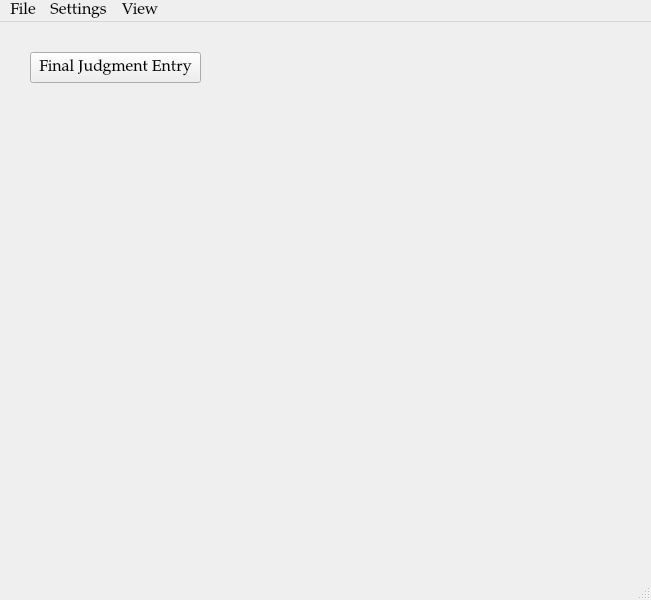
Qt form ui/MainWindow.ui (HunterProgram22/MuniEntry) before a commit.
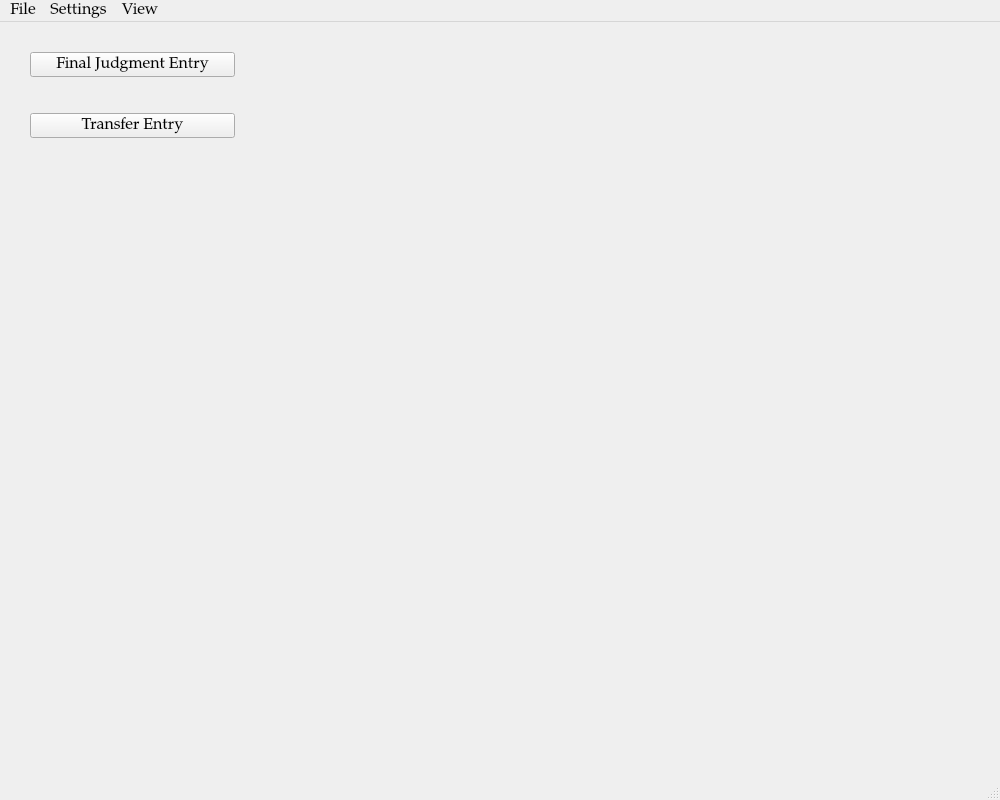
The same form after that commit.

```diff
--- a/ui/MainWindow.ui
+++ b/ui/MainWindow.ui
@@ -6,10 +6,16 @@
    <rect>
     <x>0</x>
     <y>0</y>
-    <width>651</width>
-    <height>600</height>
+    <width>1000</width>
+    <height>800</height>
    </rect>
   </property>
+  <property name="minimumSize">
+   <size>
+    <width>1000</width>
+    <height>800</height>
+   </size>
+  </property>
   <property name="font">
    <font>
     <family>Palatino Linotype</family>
@@ -20,18 +26,44 @@
    <string>MuniEntry</string>
   </property>
   <widget class="QWidget" name="centralwidget">
-   <widget class="QPushButton" name="FinalJudgmentEntryButton">
+   <widget class="QWidget" name="">
     <property name="geometry">
      <rect>
       <x>30</x>
       <y>30</y>
-      <width>171</width>
-      <height>31</height>
+      <width>205</width>
+      <height>86</height>
      </rect>
     </property>
-    <property name="text">
-     <string>Final Judgment Entry</string>
-    </property>
+    <layout class="QGridLayout" name="gridLayout">
+     <item row="1" column="0">
+      <spacer name="verticalSpacer">
+       <property name="orientation">
+        <enum>Qt::Vertical</enum>
+       </property>
+       <property name="sizeHint" stdset="0">
+        <size>
+         <width>20</width>
+         <height>80</height>
+        </size>
+       </property>
+      </spacer>
+     </item>
+     <item row="0" column="0">
+      <widget class="QPushButton" name="FinalJudgmentEntryButton">
+       <property name="text">
+        <string>Final Judgment Entry</string>
+       </property>
+      </widget>
+     </item>
+     <item row="2" column="0">
+      <widget class="QPushButton" name="pushButton">
+       <property name="text">
+        <string>Transfer Entry</string>
+       </property>
+      </widget>
+     </item>
+    </layout>
    </widget>
   </widget>
   <widget class="QMenuBar" name="menubar">
@@ -39,8 +71,8 @@
     <rect>
      <x>0</x>
      <y>0</y>
-     <width>651</width>
-     <height>21</height>
+     <width>1000</width>
+     <height>26</height>
     </rect>
    </property>
    <widget class="QMenu" name="menuFile">
```
